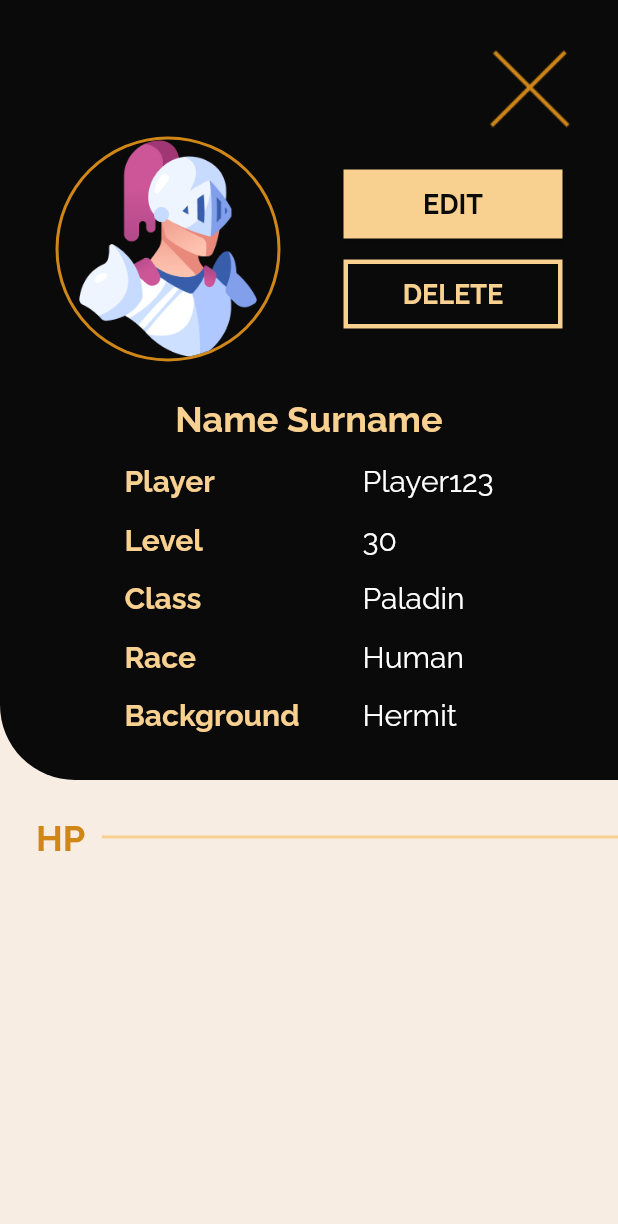
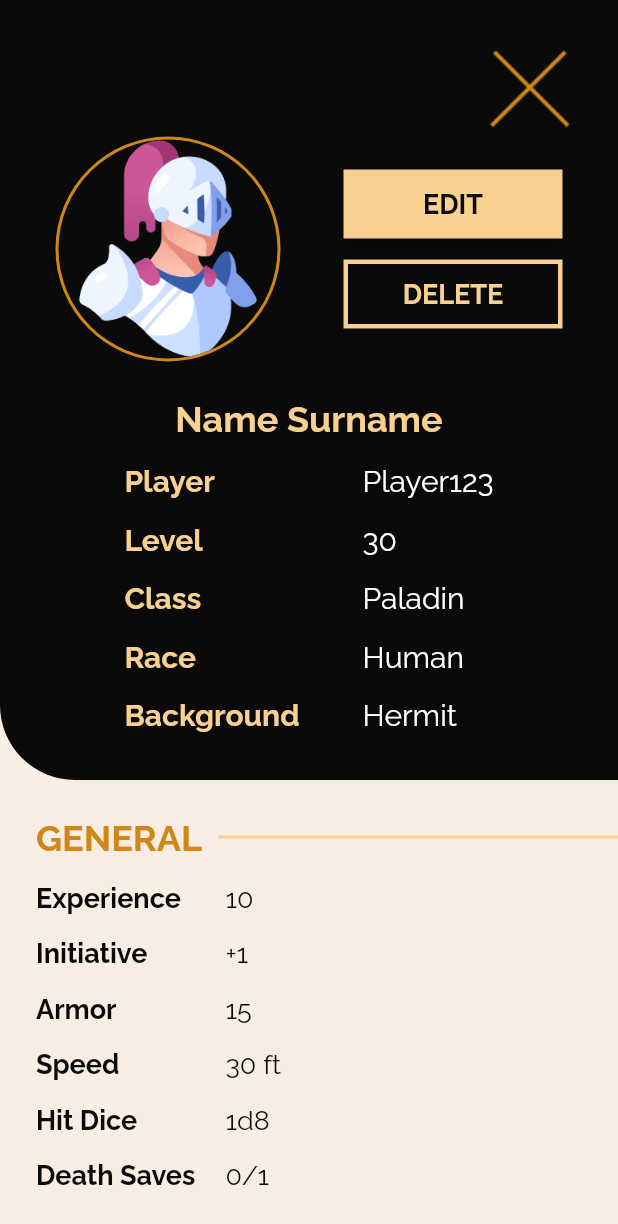
Before and after one commit to RomanBlahuta/Digital-Dungeons, a Flutter app: the DDCharacterSheetScreen screen opened by its route, on a phone screen of 412 x 824 dp. Shown: the top 1224 px of the screen. Run offline on Flutter 3.47's test engine with Material 2 defaults, Android fonts, the phone set to English and light mode, and no system bars; our stand-ins replace equatable, flutter_bloc.

Commit message:
character_sheet_screen: system bar edits, UI fixes

```diff
--- a/lib/main.dart
+++ b/lib/main.dart
@@ -14,12 +14,17 @@ class MyApp extends StatelessWidget {
         DeviceOrientation.portraitUp,
         DeviceOrientation.portraitDown,
       ]);
+    SystemChrome.setSystemUIOverlayStyle(SystemUiOverlayStyle(
+      statusBarColor: DDTheme.primaryColor,
+      systemNavigationBarColor: DDTheme.primaryColor
+    ));
     return MaterialApp(
+      debugShowCheckedModeBanner: false,
       title: 'Flutter Demo',
       onGenerateRoute: (settings) {
         if (settings.name == DDRoutes.Welcome) {
-          // return MaterialPageRoute(builder: (context) => DDWelcomeScreen());
-          return MaterialPageRoute(builder: (context) => DDCharacterSheetScreen());
+          return MaterialPageRoute(builder: (context) => DDWelcomeScreen());
+          // return MaterialPageRoute(builder: (context) => DDCharacterSheetScreen());
         }
         else if (settings.name == 'sign-in') {
           return MaterialPageRoute(builder: (context) => Text('Sign In'));
@@ -30,6 +35,9 @@ class MyApp extends StatelessWidget {
         else if (settings.name == DDRoutes.Home) {
           return MaterialPageRoute(builder: (context) => DDHomeScreen());
         }
+        else if (settings.name == DDRoutes.CharacterSheet) {
+          return MaterialPageRoute(builder: (context) => DDCharacterSheetScreen());
+        }
       }
     );
   }
--- a/lib/screens/character-sheet_screen.dart
+++ b/lib/screens/character-sheet_screen.dart
@@ -11,6 +11,24 @@ class DDCharacterSheetScreen extends StatelessWidget {
     'Paladin',
     'Human',
     'Hermit',
+  ];
+
+  final List<String> mockDataGeneral = [
+    '10',
+    '+1',
+    '15',
+    '30 ft',
+    '1d8',
+    '0/1'
+  ];
+  final List<String> mockDataCharacteristics = [
+    '15+1',
+    '10+2',
+    '17+5',
+    '16+1',
+    '14+1',
+    '10+1',
+    '9+5',
   ];
 
   @override
@@ -105,7 +123,11 @@ class DDCharacterSheetScreen extends StatelessWidget {
                   SizedBox(
                     height: 24,
                   ),
-                  DDInfoSection.parameter('HP', [], []),
+                  DDInfoSection.parameter('GENERAL', DDCharacterGeneralInfo, mockDataGeneral),
+                  SizedBox(
+                    height: 24,
+                  ),
+                  DDInfoSection.parameter('CHARACTERISTICS', DDCharacterCharacteristicsInfo, mockDataCharacteristics),
                 ],
               ),
 
--- a/lib/screens/welcome_screen.dart
+++ b/lib/screens/welcome_screen.dart
@@ -70,7 +70,7 @@ class DDWelcomeScreen extends StatelessWidget {
                         DDButton(
                           text: 'SIGN UP',
                           color: DDTheme.primaryColor,
-                          onPressed: () {Navigator.pushNamed(context, DDRoutes.SignUp);},
+                          onPressed: () {Navigator.pushNamed(context, DDRoutes.CharacterSheet);},
                           size: DDButtonSizes.Large,
                           type: DDButtonType.Filled,
                           textStyle: DDTextTheme.Raleway24BlackBold,
--- a/lib/utils/constants.dart
+++ b/lib/utils/constants.dart
@@ -23,3 +23,22 @@ const DDCharacterMainInfo = [
   'Race',
   'Background',
 ];
+
+const DDCharacterGeneralInfo = [
+  'Experience',
+  'Initiative',
+  'Armor',
+  'Speed',
+  'Hit Dice',
+  'Death Saves',
+];
+
+const DDCharacterCharacteristicsInfo = [
+  'Strength',
+  'Dexterity',
+  'Constitution',
+  'Intelect',
+  'Wisdom',
+  'Charisma',
+  'Perception',
+];
--- a/lib/utils/text.dart
+++ b/lib/utils/text.dart
@@ -5,6 +5,13 @@ class DDTextTheme {
   static const TextStyle Raleway18BlackBold = TextStyle(
     color: DDTheme.darkColor,
     fontWeight: FontWeight.w700,
+    fontFamily: "Raleway",
+    fontSize: 18,
+  );
+
+  static const TextStyle Raleway18BlackRegular = TextStyle(
+    color: DDTheme.darkColor,
+    fontWeight: FontWeight.normal,
     fontFamily: "Raleway",
     fontSize: 18,
   );
--- a/lib/widgets/info-section.dart
+++ b/lib/widgets/info-section.dart
@@ -88,6 +88,46 @@ class DDParameterInfoSection extends StatelessWidget {
               ),
             )
           ],
+        ),
+
+        SizedBox(
+          height: 16,
+        ),
+
+        Row(
+          children: [
+            SizedBox(width: 24,),
+
+            Column(
+              crossAxisAlignment: CrossAxisAlignment.start,
+              children: <Widget>[
+                for (final term in terms) Padding(
+                  padding: EdgeInsets.only(bottom: 16),
+                  child: Text(
+                    term,
+                    textAlign: TextAlign.start,
+                    style: DDTextTheme.Raleway18BlackBold,
+                  ),
+                ),
+              ],
+            ),
+
+            SizedBox(width: 20,),
+
+            Column(
+              crossAxisAlignment: CrossAxisAlignment.start,
+              children: <Widget>[
+                for (final value in values) Padding(
+                  padding: EdgeInsets.only(bottom: 16),
+                  child: Text(
+                    value,
+                    textAlign: TextAlign.start,
+                    style: DDTextTheme.Raleway18BlackRegular,
+                  ),
+                ),
+              ],
+            ),
+          ],
         )
       ],
     );
```
